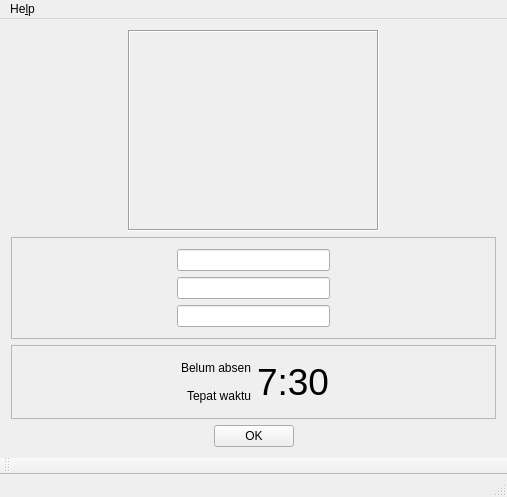
First picture: the form in presensi.ui, repository baddwin/qt-presensi, before the edit.
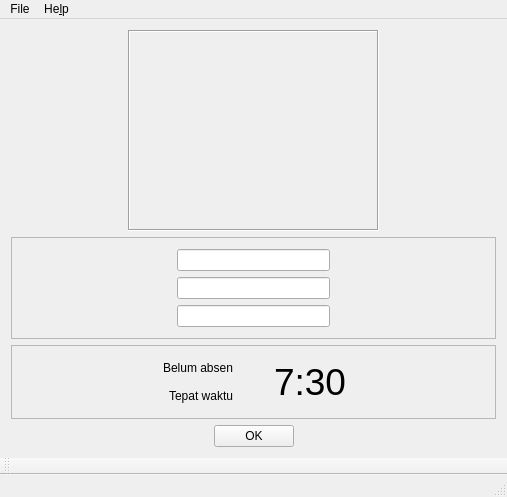
Second picture: the form after the edit.

Commit message: Memperbaiki logic jam

```diff
--- a/presensi.ui
+++ b/presensi.ui
@@ -14,7 +14,7 @@
    <string>Presensi</string>
   </property>
   <widget class="QWidget" name="centralWidget">
-   <layout class="QGridLayout" name="gridLayout">
+   <layout class="QGridLayout" name="gridLayout_3">
     <item row="0" column="0">
      <spacer name="horizontalSpacer">
       <property name="orientation">
@@ -134,7 +134,7 @@
       <property name="frameShadow">
        <enum>QFrame::Raised</enum>
       </property>
-      <layout class="QGridLayout" name="gridLayout_3">
+      <layout class="QGridLayout" name="gridLayout">
        <item row="0" column="0">
         <layout class="QVBoxLayout" name="verticalLayout_2">
          <item>
@@ -160,6 +160,57 @@
         </layout>
        </item>
        <item row="0" column="1">
+        <layout class="QVBoxLayout" name="verticalLayout_3">
+         <property name="sizeConstraint">
+          <enum>QLayout::SetFixedSize</enum>
+         </property>
+         <item>
+          <widget class="QLabel" name="iconStatus">
+           <property name="minimumSize">
+            <size>
+             <width>29</width>
+             <height>22</height>
+            </size>
+           </property>
+           <property name="maximumSize">
+            <size>
+             <width>29</width>
+             <height>22</height>
+            </size>
+           </property>
+           <property name="text">
+            <string/>
+           </property>
+           <property name="alignment">
+            <set>Qt::AlignRight|Qt::AlignTrailing|Qt::AlignVCenter</set>
+           </property>
+          </widget>
+         </item>
+         <item>
+          <widget class="QLabel" name="iconInfo">
+           <property name="minimumSize">
+            <size>
+             <width>29</width>
+             <height>21</height>
+            </size>
+           </property>
+           <property name="maximumSize">
+            <size>
+             <width>29</width>
+             <height>21</height>
+            </size>
+           </property>
+           <property name="text">
+            <string/>
+           </property>
+           <property name="alignment">
+            <set>Qt::AlignRight|Qt::AlignTrailing|Qt::AlignVCenter</set>
+           </property>
+          </widget>
+         </item>
+        </layout>
+       </item>
+       <item row="0" column="2">
         <widget class="QLabel" name="labelJam">
          <property name="font">
           <font>
@@ -224,6 +275,13 @@
     </property>
     <addaction name="actionAbout"/>
    </widget>
+   <widget class="QMenu" name="menuFile">
+    <property name="title">
+     <string>File</string>
+    </property>
+    <addaction name="actionSettings"/>
+   </widget>
+   <addaction name="menuFile"/>
    <addaction name="menuHelp"/>
   </widget>
   <widget class="QToolBar" name="mainToolBar">
```
Left out of the diff: 7 changed lines with no effect on the pictures. The commit also changes 1 other file.
